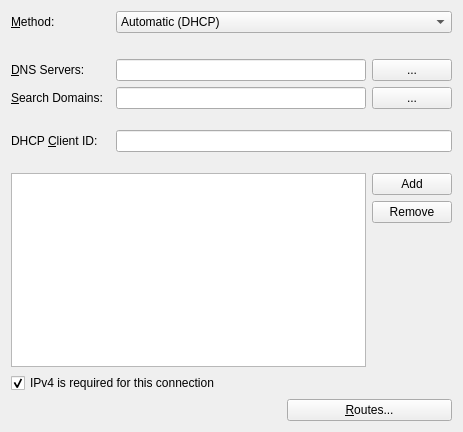
Before: the Qt Designer form lib/editor/ui/ipv4.ui in KDE/plasma-nm, drawn with Qt 5.
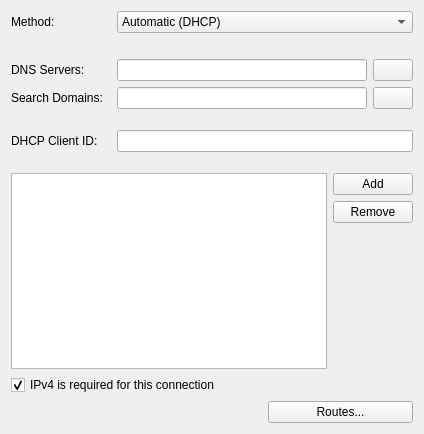
After: the same form once the commit is applied. Icons and pictures are not drawn. Custom widgets are drawn as their Qt base class.

```diff
--- a/lib/editor/ui/ipv4.ui
+++ b/lib/editor/ui/ipv4.ui
@@ -6,8 +6,8 @@
    <rect>
     <x>0</x>
     <y>0</y>
-    <width>463</width>
-    <height>432</height>
+    <width>424</width>
+    <height>434</height>
    </rect>
   </property>
   <property name="windowTitle">
@@ -26,7 +26,7 @@
       </sizepolicy>
      </property>
      <property name="text">
-      <string>&amp;Method:</string>
+      <string>Method:</string>
      </property>
      <property name="buddy">
       <cstring>method</cstring>
@@ -87,7 +87,7 @@
       </sizepolicy>
      </property>
      <property name="text">
-      <string comment="@info">&amp;DNS Servers:</string>
+      <string comment="@info">DNS Servers:</string>
      </property>
      <property name="textFormat">
       <enum>Qt::AutoText</enum>
@@ -120,8 +120,13 @@
      </item>
      <item>
       <widget class="KPushButton" name="dnsMorePushButton">
-       <property name="text">
-        <string>...</string>
+       <property name="toolTip">
+        <string>Edit DNS the list of servers</string>
+       </property>
+       <property name="icon">
+        <iconset theme="document-properties">
+         <normaloff/>
+        </iconset>
        </property>
       </widget>
      </item>
@@ -136,7 +141,7 @@
       </sizepolicy>
      </property>
      <property name="text">
-      <string comment="@info">&amp;Search Domains:</string>
+      <string comment="@info">Search Domains:</string>
      </property>
      <property name="buddy">
       <cstring>dnsSearch</cstring>
@@ -160,8 +165,13 @@
      </item>
      <item>
       <widget class="KPushButton" name="dnsSearchMorePushButton">
-       <property name="text">
-        <string>...</string>
+       <property name="toolTip">
+        <string>Edit the list of DNS domains being searched</string>
+       </property>
+       <property name="icon">
+        <iconset theme="document-properties">
+         <normaloff/>
+        </iconset>
        </property>
       </widget>
      </item>
@@ -192,7 +202,7 @@
       </sizepolicy>
      </property>
      <property name="text">
-      <string>DHCP &amp;Client ID:</string>
+      <string>DHCP Client ID:</string>
      </property>
      <property name="buddy">
       <cstring>dhcpClientId</cstring>
@@ -297,7 +307,7 @@
    <item row="9" column="2">
     <widget class="QPushButton" name="btnRoutes">
      <property name="text">
-      <string>&amp;Routes...</string>
+      <string>Routes...</string>
      </property>
     </widget>
    </item>
```
Left out of the diff: 3 changed lines with no effect on the pictures.
